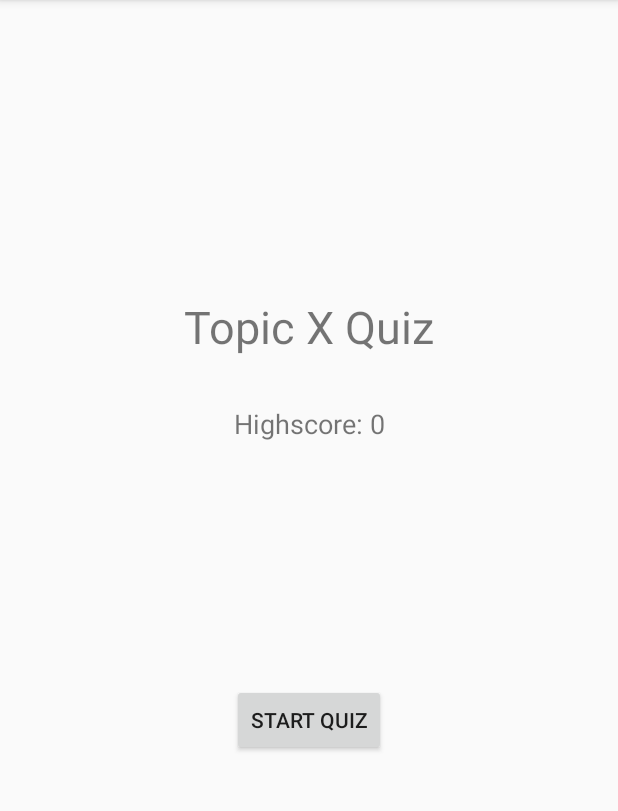
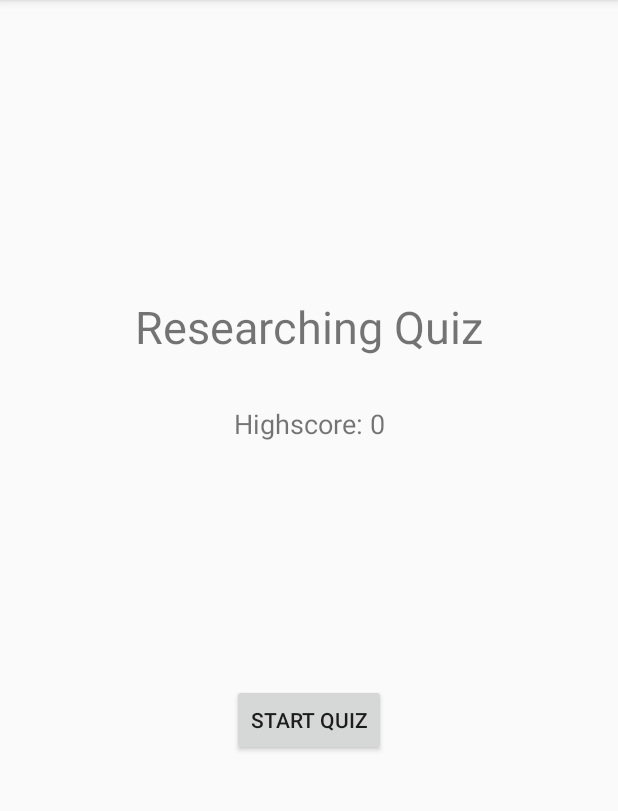
Before and after one commit to conewaffle/AssignmentApplication, an Android app: the screen it shows after launch (QuizStartActivity), after a tap on "RESEARCHING", on a phone screen of 412 x 824 dp, the part 84-895 px from its top. Run offline under Robolectric (Android 15) with nearby library versions, the phone set to English and light mode, and no system bars.

Commit message:
categories for quizzes added.

```diff
--- a/app/src/main/java/com/example/assignmentapplication/QuizStartActivity.java
+++ b/app/src/main/java/com/example/assignmentapplication/QuizStartActivity.java
@@ -28,7 +28,10 @@ public class QuizStartActivity extends AppCompatActivity {
         textHighScore = findViewById(R.id.textHighScore);
         loadHighScore();
 
-        Button startQuiz = findViewById(R.id.quizStart);
+        Intent intent = getIntent();
+        TextView quizTitle = findViewById(R.id.quizTitle);
+        quizTitle.setText(intent.getStringExtra("CATEGORY") + " Quiz");
+
 
     }
 
```
